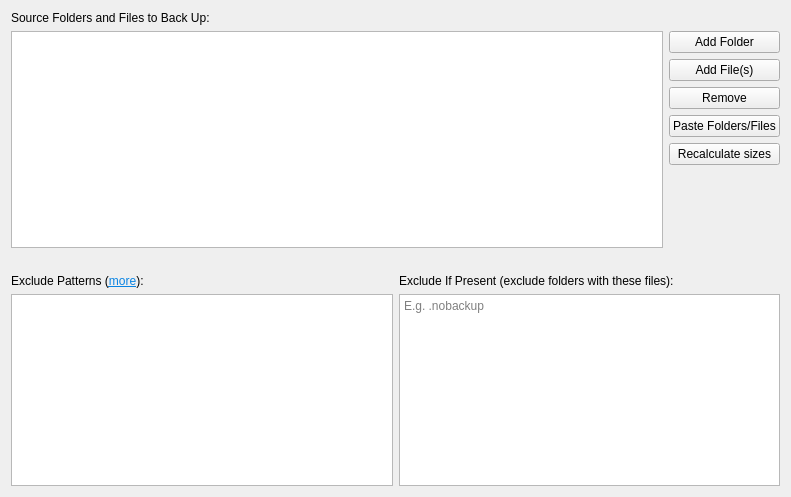
The window that src/vorta/assets/UI/sourcetab.ui (borgbase/vorta) describes before a commit, drawn with Qt 5.
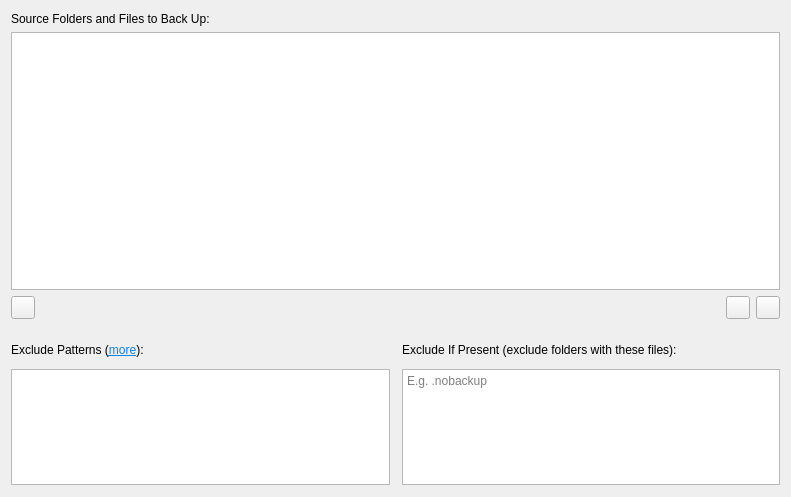
The same window after the commit.

What changed in the file:
```diff
--- a/src/vorta/assets/UI/sourcetab.ui
+++ b/src/vorta/assets/UI/sourcetab.ui
@@ -13,7 +13,43 @@
   <property name="windowTitle">
    <string>Form</string>
   </property>
-  <layout class="QVBoxLayout" name="verticalLayout_2">
+  <layout class="QVBoxLayout" name="verticalLayout_2" stretch="2,1">
+   <property name="spacing">
+    <number>12</number>
+   </property>
+   <property name="topMargin">
+    <number>12</number>
+   </property>
+   <property name="bottomMargin">
+    <number>12</number>
+   </property>
+   <item>
+    <widget class="QFrame" name="frame">
+     <property name="sizePolicy">
+      <sizepolicy hsizetype="Preferred" vsizetype="Preferred">
+       <horstretch>0</horstretch>
+       <verstretch>1</verstretch>
+      </sizepolicy>
+     </property>
+     <property name="frameShape">
+      <enum>QFrame::NoFrame</enum>
+     </property>
+     <property name="frameShadow">
+      <enum>QFrame::Raised</enum>
+     </property>
+     <layout class="QVBoxLayout" name="verticalLayout">
+      <property name="leftMargin">
+       <number>0</number>
+      </property>
+      <property name="topMargin">
+       <number>0</number>
+      </property>
+      <property name="rightMargin">
+       <number>0</number>
+      </property>
+      <property name="bottomMargin">
+       <number>0</number>
+      </property>
    <item>
     <widget class="QLabel" name="label_6">
      <property name="text">
@@ -22,24 +58,10 @@
     </widget>
    </item>
    <item>
-    <layout class="QHBoxLayout" name="horizontalLayout" stretch="0,0">
-     <item>
       <widget class="QTableWidget" name="sourceFilesWidget">
        <property name="enabled">
         <bool>true</bool>
        </property>
-       <property name="sizePolicy">
-        <sizepolicy hsizetype="Expanding" vsizetype="Expanding">
-         <horstretch>0</horstretch>
-         <verstretch>0</verstretch>
-        </sizepolicy>
-       </property>
-       <property name="minimumSize">
-        <size>
-         <width>0</width>
-         <height>0</height>
-        </size>
-       </property>
        <property name="editTriggers">
         <set>QAbstractItemView::NoEditTriggers</set>
        </property>
@@ -69,11 +91,6 @@
          <string>Path</string>
         </property>
        </column>
-       <column>
-        <property name="text">
-         <string>Type</string>
-        </property>
-       </column>
        <column>
         <property name="text">
          <string>Size</string>
@@ -87,66 +104,53 @@
       </widget>
      </item>
      <item>
-      <layout class="QVBoxLayout" name="verticalLayout">
+       <layout class="QHBoxLayout" name="horizontalLayout_2">
        <item>
-        <widget class="QPushButton" name="sourceAddFolder">
-         <property name="text">
-          <string>Add Folder</string>
-         </property>
-        </widget>
-       </item>
-       <item>
-        <widget class="QPushButton" name="sourceAddFile">
-         <property name="text">
-          <string>Add File(s)</string>
-         </property>
-        </widget>
-       </item>
-       <item>
-        <widget class="QPushButton" name="sourceRemove">
-         <property name="text">
-          <string>Remove</string>
-         </property>
-        </widget>
-       </item>
-       <item>
-        <widget class="QPushButton" name="paste">
+         <widget class="QToolButton" name="updateButton">
          <property name="toolTip">
-          <string>One folder or file per line</string>
-         </property>
-         <property name="text">
-          <string>Paste Folders/Files</string>
-         </property>
+           <string>Recalculate source size and file count</string>
+          </property>
         </widget>
        </item>
        <item>
-        <widget class="QPushButton" name="sourcesUpdate">
-         <property name="text">
-          <string>Recalculate sizes</string>
-         </property>
-        </widget>
-       </item>
-       <item>
-        <spacer name="verticalSpacer">
+         <spacer name="horizontalSpacer">
          <property name="orientation">
-          <enum>Qt::Vertical</enum>
+           <enum>Qt::Horizontal</enum>
          </property>
          <property name="sizeHint" stdset="0">
           <size>
-           <width>20</width>
-           <height>40</height>
+            <width>40</width>
+            <height>20</height>
           </size>
          </property>
         </spacer>
        </item>
+        <item>
+         <widget class="QToolButton" name="addButton">
+          <property name="toolTip">
+           <string>Add sources</string>
+          </property>
+          <property name="popupMode">
+           <enum>QToolButton::InstantPopup</enum>
+          </property>
+         </widget>
+        </item>
+        <item>
+         <widget class="QToolButton" name="removeButton">
+          <property name="toolTip">
+           <string>Remove the selected source</string>
+          </property>
+         </widget>
+        </item>
       </layout>
      </item>
     </layout>
+    </widget>
    </item>
    <item>
-    <layout class="QGridLayout" name="gridLayout">
+    <layout class="QGridLayout" name="gridLayout" rowstretch="0,1">
      <property name="topMargin">
-      <number>20</number>
+      <number>12</number>
      </property>
      <item row="0" column="0">
       <widget class="QLabel" name="label">
@@ -168,11 +172,14 @@
      <item row="1" column="0">
       <widget class="QPlainTextEdit" name="excludePatternsField">
        <property name="sizePolicy">
-        <sizepolicy hsizetype="Expanding" vsizetype="Minimum">
+        <sizepolicy hsizetype="Expanding" vsizetype="Preferred">
          <horstretch>0</horstretch>
          <verstretch>0</verstretch>
         </sizepolicy>
        </property>
+       <property name="sizeAdjustPolicy">
+        <enum>QAbstractScrollArea::AdjustToContentsOnFirstShow</enum>
+       </property>
        <property name="plainText">
         <string/>
        </property>
@@ -184,11 +191,14 @@
      <item row="1" column="1">
       <widget class="QPlainTextEdit" name="excludeIfPresentField">
        <property name="sizePolicy">
-        <sizepolicy hsizetype="Expanding" vsizetype="Minimum">
+        <sizepolicy hsizetype="Expanding" vsizetype="Preferred">
          <horstretch>0</horstretch>
          <verstretch>0</verstretch>
         </sizepolicy>
        </property>
+       <property name="sizeAdjustPolicy">
+        <enum>QAbstractScrollArea::AdjustToContentsOnFirstShow</enum>
+       </property>
        <property name="placeholderText">
         <string>E.g. .nobackup</string>
        </property>
```
Lines whose indentation alone changed are shown as unchanged.
